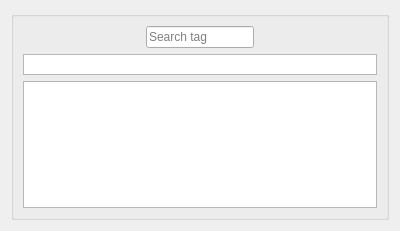
Above: searchpage.ui from acraig5075/tag-a-file before the change. Below: the same form after it.
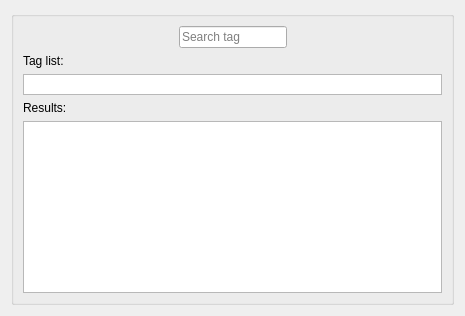
That is the form after the change. Custom widgets are drawn as their Qt base class.

Commit message: Rearranged widgets and added labels.

```diff
--- a/searchpage.ui
+++ b/searchpage.ui
@@ -6,8 +6,8 @@
    <rect>
     <x>0</x>
     <y>0</y>
-    <width>400</width>
-    <height>231</height>
+    <width>465</width>
+    <height>316</height>
    </rect>
   </property>
   <property name="windowTitle">
@@ -19,8 +19,6 @@
      <property name="title">
       <string/>
      </property>
-     <layout class="QVBoxLayout" name="verticalLayout_2">
-      <item>
        <layout class="QVBoxLayout" name="verticalLayout">
         <item>
          <layout class="QHBoxLayout" name="horizontalLayout">
@@ -65,6 +63,13 @@
           </item>
          </layout>
         </item>
+      <item>
+       <widget class="QLabel" name="label">
+        <property name="text">
+         <string>Tag list:</string>
+        </property>
+       </widget>
+      </item>
         <item>
          <widget class="TagListWidget" name="tagList">
           <property name="sizePolicy">
@@ -84,14 +89,19 @@
           </property>
          </widget>
         </item>
+      <item>
+       <widget class="QLabel" name="label_2">
+        <property name="text">
+         <string>Results:</string>
+        </property>
+       </widget>
+      </item>
         <item>
          <widget class="QListView" name="resultView">
           <property name="contextMenuPolicy">
            <enum>Qt::ActionsContextMenu</enum>
           </property>
          </widget>
-        </item>
-       </layout>
       </item>
      </layout>
     </widget>
```
Lines whose indentation alone changed are shown as unchanged. The commit also changes 1 other file.
